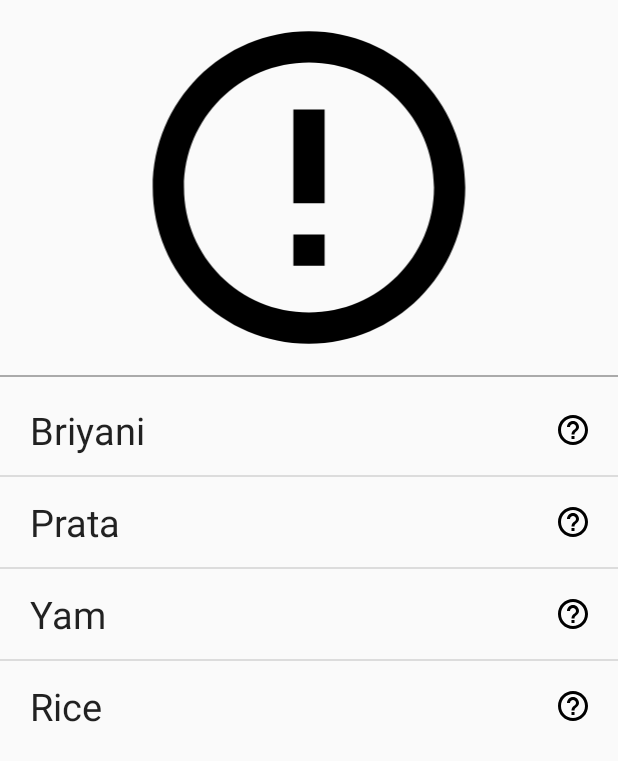
After one commit to ash-kmr/FoodDiary, an Android app: the PredictionActivity screen opened directly, with no data from a screen before it, on a phone screen of 412 x 824 dp. The commit adds this screen. Shown: the top 761 px of the screen. Run offline under Robolectric (Android 15) with nearby library versions, the phone set to English and light mode, and no system bars.

Commit message:
Added Prediction Activity

```diff
--- a/app/src/main/AndroidManifest.xml
+++ b/app/src/main/AndroidManifest.xml
@@ -24,7 +24,8 @@
             android:name=".CameraActivity"
             android:configChanges="orientation|keyboardHidden|screenSize"
             android:label="@string/title_activity_camera"
-            android:theme="@style/FullscreenTheme"/>
+            android:theme="@style/FullscreenTheme" />
+        <activity android:name=".PredictionActivity"></activity>
     </application>
 
 </manifest>
--- a/app/src/main/java/com/example/internadmin/fooddiary/MainActivity.kt
+++ b/app/src/main/java/com/example/internadmin/fooddiary/MainActivity.kt
@@ -1,6 +1,5 @@
 package com.example.internadmin.fooddiary
 
-import android.content.Context
 import android.content.Intent
 import android.support.v7.app.AppCompatActivity
 import android.os.Bundle
@@ -33,8 +32,14 @@ class MainActivity : AppCompatActivity() {
             startActivity(intent)
         }
 
+        val btn_PredictionActivity = findViewById<Button>(R.id.btn_viewpredict);
+        btn_PredictionActivity.setOnClickListener{
+            val intent = Intent(this, PredictionActivity::class.java)
+            startActivity(intent)
+        }
 
-        var mydishid = DishID("Briyani", 1, this);
+
+        //var mydishid = DishID("Briyani", 1, this);
 
 
     }
--- /dev/null
+++ b/app/src/main/java/com/example/internadmin/fooddiary/PredictListViewAdapter.java
@@ -0,0 +1,66 @@
+package com.example.internadmin.fooddiary;
+
+import android.app.Activity;
+import android.support.v7.widget.RecyclerView;
+import android.view.LayoutInflater;
+import android.view.View;
+import android.view.ViewGroup;
+import android.widget.ArrayAdapter;
+import android.widget.ImageButton;
+import android.widget.TextView;
+import android.widget.Toast;
+
+import java.util.ArrayList;
+
+public class PredictListViewAdapter extends ArrayAdapter<Prediction> {
+
+
+    public PredictListViewAdapter(Activity context, ArrayList<Prediction> myPredictions) {
+        super(context, R.layout.row_layout_prediction, myPredictions);
+
+    }
+
+    private static class ViewHolder{
+        TextView predictedFoodName;
+        ImageButton helpbtn;
+    }
+
+    @Override
+    public View getView(int position, View convertView, ViewGroup parent) {
+
+        ViewHolder viewHolder;
+
+        if(convertView == null){
+
+            viewHolder = new ViewHolder();
+            LayoutInflater inflater = LayoutInflater.from(getContext());
+            convertView = inflater.inflate(R.layout.row_layout_prediction, parent, false);
+            viewHolder.predictedFoodName = (TextView) convertView.findViewById(R.id.predictedFoodName);
+            viewHolder.helpbtn = (ImageButton) convertView.findViewById(R.id.btn_predictionHelp);
+
+            convertView.setTag(viewHolder);
+        } else{
+            viewHolder = (ViewHolder) convertView.getTag();
+        }
+
+        Prediction mypredict = getItem(position);
+        viewHolder.helpbtn.setTag(position);
+
+        viewHolder.helpbtn.setOnClickListener(new View.OnClickListener(){
+            @Override
+            //On click function
+            public void onClick(View view) {
+                int position = (Integer) view.getTag();
+                //Create the intent to start another activity
+                Toast.makeText(getContext(), getItem(position).getFoodName(), Toast.LENGTH_LONG).show();
+                //Intent intent = new Intent(view.getContext(), AnotherActivity.class);
+                //startActivity(intent);
+            }
+        });
+
+        viewHolder.predictedFoodName.setText(mypredict.getFoodName());
+        //int displposition = position + 1;
+        return convertView;
+
+    };
+}
--- /dev/null
+++ b/app/src/main/java/com/example/internadmin/fooddiary/Prediction.java
@@ -0,0 +1,19 @@
+package com.example.internadmin.fooddiary;
+
+public class Prediction {
+    private String FoodName;
+    private int ver;
+
+    Prediction(String FoodName, int ver){
+        this.FoodName = FoodName;
+        this.ver = ver;
+    }
+
+    public String getFoodName(){
+        return FoodName;
+    }
+
+    public int getVer(){
+        return ver;
+    }
+}
--- /dev/null
+++ b/app/src/main/java/com/example/internadmin/fooddiary/PredictionActivity.kt
@@ -0,0 +1,34 @@
+package com.example.internadmin.fooddiary
+
+import android.app.PendingIntent.getActivity
+import android.support.v7.app.AppCompatActivity
+import android.os.Bundle
+import android.view.View
+import android.widget.AdapterView
+import android.widget.ListView
+import android.widget.Toast
+
+class PredictionActivity : AppCompatActivity() {
+
+    private var listpredictions = ArrayList<Prediction>()
+    private lateinit var  predictionlistview: ListView
+
+    override fun onCreate(savedInstanceState: Bundle?) {
+        super.onCreate(savedInstanceState)
+        setContentView(R.layout.activity_prediction)
+
+        listpredictions.add(Prediction("Briyani", 1))
+        listpredictions.add(Prediction("Prata", 1))
+        listpredictions.add(Prediction("Yam", 1))
+        listpredictions.add(Prediction("Rice", 1))
+
+
+        val predictAdapter = PredictListViewAdapter(this, listpredictions)
+        predictionlistview = findViewById(R.id.predictionlistview)
+        predictionlistview.adapter = predictAdapter
+        predictionlistview.onItemClickListener = AdapterView.OnItemClickListener { _, _, position, _ ->
+                Toast.makeText(this, "Found as " + position.toString(), Toast.LENGTH_LONG).show()
+            }
+        }
+
+}
--- /dev/null
+++ b/app/src/main/res/drawable/ic_error_outline_black.xml
@@ -0,0 +1,4 @@
+<vector android:height="200dp" android:viewportHeight="24.0"
+    android:viewportWidth="24.0" android:width="200dp" xmlns:android="http://schemas.android.com/apk/res/android">
+    <path android:fillColor="#FF000000" android:pathData="M11,15h2v2h-2zM11,7h2v6h-2zM11.99,2C6.47,2 2,6.48 2,12s4.47,10 9.99,10C17.52,22 22,17.52 22,12S17.52,2 11.99,2zM12,20c-4.42,0 -8,-3.58 -8,-8s3.58,-8 8,-8 8,3.58 8,8 -3.58,8 -8,8z"/>
+</vector>
--- /dev/null
+++ b/app/src/main/res/drawable/ic_help_outline_black_24dp.xml
@@ -0,0 +1,9 @@
+<vector xmlns:android="http://schemas.android.com/apk/res/android"
+        android:width="24dp"
+        android:height="24dp"
+        android:viewportWidth="24.0"
+        android:viewportHeight="24.0">
+    <path
+        android:fillColor="#FF000000"
+        android:pathData="M11,18h2v-2h-2v2zM12,2C6.48,2 2,6.48 2,12s4.48,10 10,10 10,-4.48 10,-10S17.52,2 12,2zM12,20c-4.41,0 -8,-3.59 -8,-8s3.59,-8 8,-8 8,3.59 8,8 -3.59,8 -8,8zM12,6c-2.21,0 -4,1.79 -4,4h2c0,-1.1 0.9,-2 2,-2s2,0.9 2,2c0,2 -3,1.75 -3,5h2c0,-2.25 3,-2.5 3,-5 0,-2.21 -1.79,-4 -4,-4z"/>
+</vector>
--- a/app/src/main/res/layout/activity_main.xml
+++ b/app/src/main/res/layout/activity_main.xml
@@ -43,10 +43,20 @@
         android:id="@+id/btnCamera"
         android:layout_width="wrap_content"
         android:layout_height="wrap_content"
-        android:layout_marginBottom="52dp"
+        android:layout_marginBottom="48dp"
         android:text="Camera"
         app:layout_constraintBottom_toTopOf="@+id/textView"
         app:layout_constraintEnd_toEndOf="parent"
         app:layout_constraintStart_toStartOf="parent" />
 
+    <Button
+        android:id="@+id/btn_viewpredict"
+        android:layout_width="wrap_content"
+        android:layout_height="wrap_content"
+        android:layout_marginBottom="40dp"
+        android:text="Predict"
+        app:layout_constraintBottom_toTopOf="@+id/btnCamera"
+        app:layout_constraintEnd_toEndOf="parent"
+        app:layout_constraintStart_toStartOf="parent" />
+
 </android.support.constraint.ConstraintLayout>
--- /dev/null
+++ b/app/src/main/res/layout/activity_prediction.xml
@@ -0,0 +1,39 @@
+<?xml version="1.0" encoding="utf-8"?>
+<android.support.constraint.ConstraintLayout xmlns:android="http://schemas.android.com/apk/res/android"
+    xmlns:app="http://schemas.android.com/apk/res-auto"
+    xmlns:tools="http://schemas.android.com/tools"
+    android:layout_width="match_parent"
+    android:layout_height="match_parent"
+    tools:context=".PredictionActivity">
+
+    <ImageView
+        android:id="@+id/img_takenpic"
+        android:layout_width="match_parent"
+        android:layout_height="250dp"
+        app:layout_constraintEnd_toEndOf="parent"
+        app:layout_constraintHorizontal_bias="0.5"
+        app:layout_constraintStart_toStartOf="parent"
+        app:layout_constraintTop_toTopOf="parent"
+        app:srcCompat="@drawable/ic_error_outline_black" />
+
+    <View
+        android:id="@+id/dividerline"
+        android:layout_width="match_parent"
+        android:layout_height="1dp"
+        android:background="@android:color/darker_gray"
+        app:layout_constraintHorizontal_bias="0.5"
+        app:layout_constraintTop_toBottomOf="@+id/img_takenpic" />
+
+    <ListView
+        android:id="@+id/predictionlistview"
+        android:layout_width="match_parent"
+        android:layout_height="0dp"
+        android:layout_marginTop="5dp"
+        app:layout_constraintEnd_toEndOf="parent"
+        app:layout_constraintHorizontal_bias="0.5"
+        app:layout_constraintStart_toStartOf="parent"
+        app:layout_constraintTop_toBottomOf="@+id/dividerline" />
+
+
+
+</android.support.constraint.ConstraintLayout>
--- /dev/null
+++ b/app/src/main/res/layout/row_layout_prediction.xml
@@ -0,0 +1,30 @@
+<?xml version="1.0" encoding="utf-8"?>
+<LinearLayout xmlns:android="http://schemas.android.com/apk/res/android"
+    android:layout_width="match_parent"
+    android:layout_height="match_parent"
+    xmlns:app="http://schemas.android.com/apk/res-auto"
+    android:orientation="horizontal"
+    android:descendantFocusability="blocksDescendants">
+
+
+    <TextView
+        android:id="@+id/predictedFoodName"
+        android:layout_width="0dp"
+        android:layout_height="60dp"
+        android:layout_weight="1"
+        android:text="TextView"
+        android:textAppearance="@style/TextAppearance.AppCompat"
+        android:padding="5dp"
+        android:textSize="25sp"
+        android:paddingStart="20dp"
+        android:gravity="center_vertical"/>
+
+    <ImageButton
+        android:id="@+id/btn_predictionHelp"
+        android:layout_width="60dp"
+        android:layout_height="60dp"
+        android:background="@null"
+        app:srcCompat="@drawable/ic_help_outline_black_24dp" />
+
+
+</LinearLayout>
```
